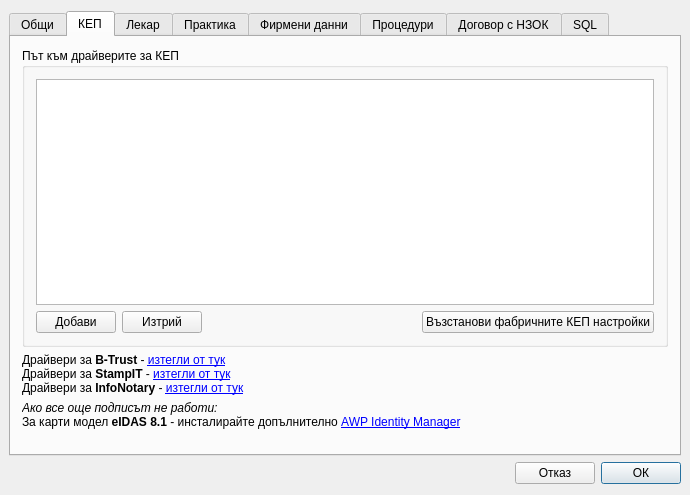
Above: src/View/Widgets/SettingsDialog.ui from thefinalcutbg/DinoDent before the change. Below: the same form after it.
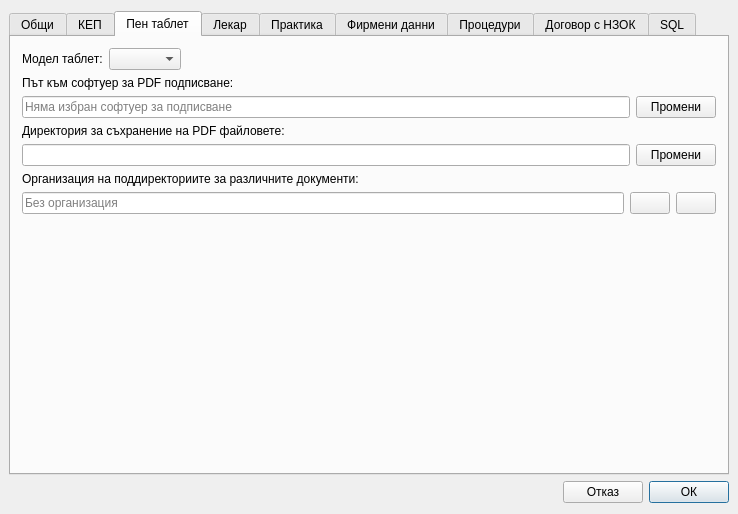
That is the form after the change. Custom widgets are drawn as their Qt base class.

Diff of the .ui file:
```diff
--- a/src/View/Widgets/SettingsDialog.ui
+++ b/src/View/Widgets/SettingsDialog.ui
@@ -6,8 +6,8 @@
    <rect>
     <x>0</x>
     <y>0</y>
-    <width>690</width>
-    <height>495</height>
+    <width>738</width>
+    <height>514</height>
    </rect>
   </property>
   <property name="minimumSize">
@@ -35,7 +35,7 @@
       </sizepolicy>
      </property>
      <property name="currentIndex">
-      <number>1</number>
+      <number>2</number>
      </property>
      <widget class="QWidget" name="generalSettings">
       <attribute name="title">
@@ -351,6 +351,157 @@
        </item>
       </layout>
      </widget>
+     <widget class="QWidget" name="tab">
+      <attribute name="title">
+       <string>Пен таблет</string>
+      </attribute>
+      <layout class="QVBoxLayout" name="verticalLayout_26">
+       <item>
+        <layout class="QHBoxLayout" name="horizontalLayout_39">
+         <item>
+          <widget class="QLabel" name="label_30">
+           <property name="text">
+            <string>Модел таблет:</string>
+           </property>
+          </widget>
+         </item>
+         <item>
+          <widget class="QComboBox" name="tabletCombo">
+           <property name="sizeAdjustPolicy">
+            <enum>QComboBox::SizeAdjustPolicy::AdjustToContents</enum>
+           </property>
+          </widget>
+         </item>
+         <item>
+          <spacer name="horizontalSpacer_30">
+           <property name="orientation">
+            <enum>Qt::Orientation::Horizontal</enum>
+           </property>
+           <property name="sizeHint" stdset="0">
+            <size>
+             <width>40</width>
+             <height>20</height>
+            </size>
+           </property>
+          </spacer>
+         </item>
+        </layout>
+       </item>
+       <item>
+        <widget class="QLabel" name="label_31">
+         <property name="text">
+          <string>Път към софтуер за PDF подписване:</string>
+         </property>
+        </widget>
+       </item>
+       <item>
+        <layout class="QHBoxLayout" name="horizontalLayout_38">
+         <item>
+          <widget class="QLineEdit" name="signSoftEdit">
+           <property name="text">
+            <string/>
+           </property>
+           <property name="readOnly">
+            <bool>true</bool>
+           </property>
+           <property name="placeholderText">
+            <string>Няма избран софтуер за подписване</string>
+           </property>
+          </widget>
+         </item>
+         <item>
+          <widget class="QPushButton" name="signSoftButton">
+           <property name="text">
+            <string>Промени</string>
+           </property>
+          </widget>
+         </item>
+        </layout>
+       </item>
+       <item>
+        <widget class="QLabel" name="label_32">
+         <property name="text">
+          <string>Директория за съхранение на PDF файловете:</string>
+         </property>
+        </widget>
+       </item>
+       <item>
+        <layout class="QHBoxLayout" name="horizontalLayout_40">
+         <item>
+          <widget class="QLineEdit" name="dirEdit">
+           <property name="text">
+            <string/>
+           </property>
+           <property name="readOnly">
+            <bool>true</bool>
+           </property>
+           <property name="placeholderText">
+            <string/>
+           </property>
+          </widget>
+         </item>
+         <item>
+          <widget class="QPushButton" name="dirButton">
+           <property name="text">
+            <string>Промени</string>
+           </property>
+          </widget>
+         </item>
+        </layout>
+       </item>
+       <item>
+        <widget class="QLabel" name="label_33">
+         <property name="text">
+          <string>Организация на поддиректориите за различните документи:</string>
+         </property>
+        </widget>
+       </item>
+       <item>
+        <layout class="QHBoxLayout" name="horizontalLayout_41">
+         <item>
+          <widget class="QLineEdit" name="subDirEdit">
+           <property name="text">
+            <string/>
+           </property>
+           <property name="readOnly">
+            <bool>true</bool>
+           </property>
+           <property name="placeholderText">
+            <string>Без организация</string>
+           </property>
+          </widget>
+         </item>
+         <item>
+          <widget class="QPushButton" name="addSubdir">
+           <property name="text">
+            <string/>
+           </property>
+          </widget>
+         </item>
+         <item>
+          <widget class="QPushButton" name="removeSubdir">
+           <property name="text">
+            <string/>
+           </property>
+          </widget>
+         </item>
+        </layout>
+       </item>
+       <item>
+        <spacer name="verticalSpacer_6">
+         <property name="orientation">
+          <enum>Qt::Orientation::Vertical</enum>
+         </property>
+         <property name="sizeHint" stdset="0">
+          <size>
+           <width>20</width>
+           <height>223</height>
+          </size>
+         </property>
+        </spacer>
+       </item>
+      </layout>
+     </widget>
      <widget class="QWidget" name="doctorSettings">
       <attribute name="title">
        <string>Лекар</string>
```
